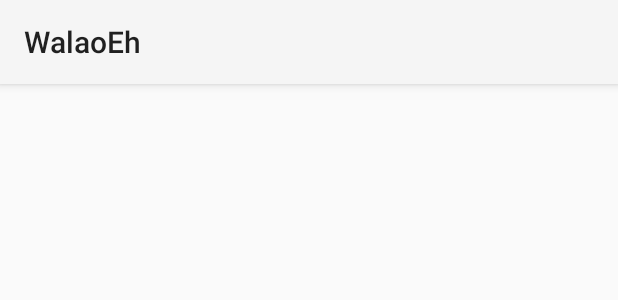
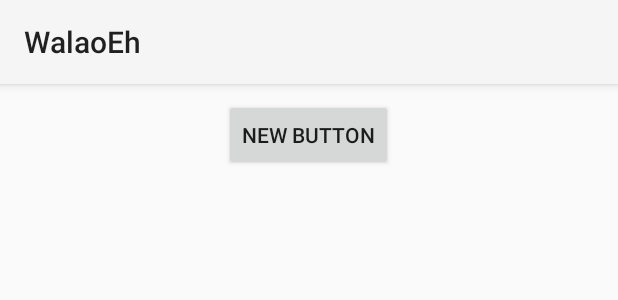
Before and after one commit to taingmeng/walaoeh, an Android app: the layout activity_timeline_stage.xml on its own in the app's theme, with its tools: preview values and no code run, on a phone screen of 412 x 824 dp. Shown: the top 300 px of the screen. Run offline under Robolectric (Android 15) with nearby library versions, the phone set to English and light mode, and no system bars.

Commit message:
fix merge

```diff
--- a/app/src/main/res/layout/activity_timeline_stage.xml
+++ b/app/src/main/res/layout/activity_timeline_stage.xml
@@ -1,6 +1,16 @@
 <?xml version="1.0" encoding="utf-8"?>
 <LinearLayout xmlns:android="http://schemas.android.com/apk/res/android"
     android:layout_width="match_parent"
-    android:layout_height="match_parent">
+    android:layout_height="match_parent"
+    android:orientation="vertical"
+    android:gravity="center_horizontal">
+
+
+    <Button
+        android:layout_width="wrap_content"
+        android:layout_height="wrap_content"
+        android:text="New Button"
+        android:layout_margin="10dp"
+        android:id="@+id/button" />
 
 </LinearLayout>
```
Also changed, not shown: app/src/main/java/com/example/walaoeh/helper/Const.java (+8 -0 lines).
